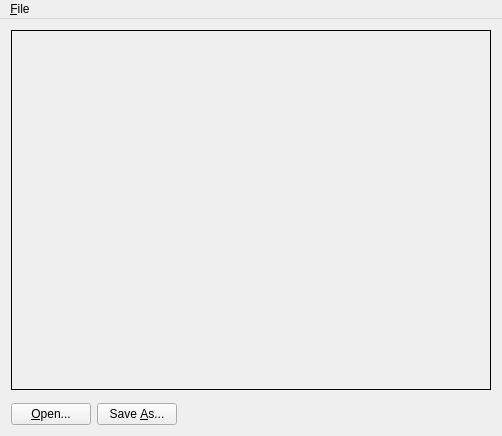
Before: the Qt Designer form GuetzliSimpleGUI/MainWindow.ui in till213/GuetzliImageIOPlugin, drawn with Qt 5.
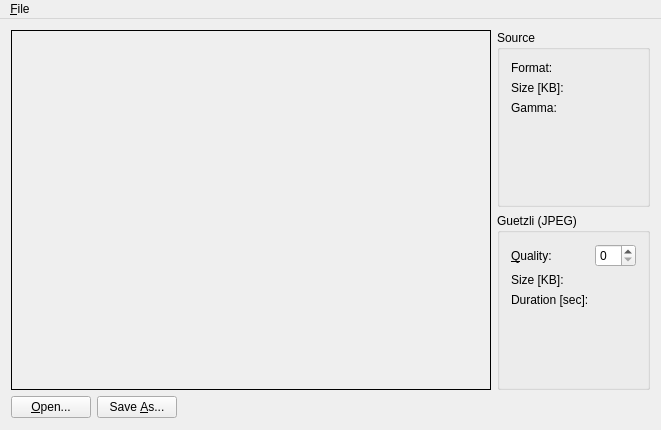
After: the same form once the commit is applied.

Commit message: Add additional GUI elements like source file size, target file size and the possibility to define the quality.

The edit to the form file:
```diff
--- a/GuetzliSimpleGUI/MainWindow.ui
+++ b/GuetzliSimpleGUI/MainWindow.ui
@@ -6,16 +6,16 @@
    <rect>
     <x>0</x>
     <y>0</y>
-    <width>498</width>
-    <height>436</height>
+    <width>642</width>
+    <height>430</height>
    </rect>
   </property>
   <property name="windowTitle">
    <string>MainWindow</string>
   </property>
   <widget class="QWidget" name="centralWidget">
-   <layout class="QGridLayout" name="gridLayout">
-    <item row="0" column="0">
+   <layout class="QGridLayout" name="gridLayout_3">
+    <item row="0" column="0" rowspan="2" colspan="2">
      <widget class="QLabel" name="imagePreviewLabel">
       <property name="sizePolicy">
        <sizepolicy hsizetype="Fixed" vsizetype="Fixed">
@@ -49,18 +49,106 @@
       </property>
      </widget>
     </item>
-    <item row="1" column="0">
-     <spacer name="verticalSpacer">
-      <property name="orientation">
-       <enum>Qt::Vertical</enum>
+    <item row="0" column="2">
+     <widget class="QGroupBox" name="groupBox">
+      <property name="title">
+       <string>Source</string>
       </property>
-      <property name="sizeHint" stdset="0">
-       <size>
-        <width>20</width>
-        <height>20</height>
-       </size>
+      <layout class="QFormLayout" name="formLayout_2">
+       <item row="0" column="0">
+        <widget class="QLabel" name="label">
+         <property name="text">
+          <string>Format:</string>
+         </property>
+        </widget>
+       </item>
+       <item row="0" column="1">
+        <widget class="QLabel" name="sourceFormatLabel">
+         <property name="text">
+          <string/>
+         </property>
+        </widget>
+       </item>
+       <item row="1" column="0">
+        <widget class="QLabel" name="label_2">
+         <property name="text">
+          <string>Size [KB]:</string>
+         </property>
+        </widget>
+       </item>
+       <item row="1" column="1">
+        <widget class="QLabel" name="sourceSizeLabel">
+         <property name="text">
+          <string/>
+         </property>
+        </widget>
+       </item>
+       <item row="2" column="0">
+        <widget class="QLabel" name="label_6">
+         <property name="text">
+          <string>Gamma:</string>
+         </property>
+        </widget>
+       </item>
+       <item row="2" column="1">
+        <widget class="QLabel" name="sourceGammaLabel">
+         <property name="text">
+          <string/>
+         </property>
+        </widget>
+       </item>
+      </layout>
+     </widget>
+    </item>
+    <item row="1" column="2">
+     <widget class="QGroupBox" name="groupBox_2">
+      <property name="title">
+       <string>Guetzli (JPEG)</string>
       </property>
-     </spacer>
+      <layout class="QFormLayout" name="formLayout">
+       <item row="0" column="0">
+        <widget class="QLabel" name="label_4">
+         <property name="text">
+          <string>&amp;Quality:</string>
+         </property>
+         <property name="buddy">
+          <cstring>qualitySpinBox</cstring>
+         </property>
+        </widget>
+       </item>
+       <item row="0" column="1">
+        <widget class="QSpinBox" name="qualitySpinBox"/>
+       </item>
+       <item row="1" column="0">
+        <widget class="QLabel" name="label_3">
+         <property name="text">
+          <string>Size [KB]:</string>
+         </property>
+        </widget>
+       </item>
+       <item row="1" column="1">
+        <widget class="QLabel" name="targetSizeLabel">
+         <property name="text">
+          <string/>
+         </property>
+        </widget>
+       </item>
+       <item row="2" column="0">
+        <widget class="QLabel" name="label_5">
+         <property name="text">
+          <string>Duration [sec]:</string>
+         </property>
+        </widget>
+       </item>
+       <item row="2" column="1">
+        <widget class="QLabel" name="durationLabel">
+         <property name="text">
+          <string/>
+         </property>
+        </widget>
+       </item>
+      </layout>
+     </widget>
     </item>
     <item row="2" column="0">
      <layout class="QHBoxLayout" name="horizontalLayout">
@@ -99,6 +187,19 @@
       </item>
      </layout>
     </item>
+    <item row="2" column="1">
+     <spacer name="verticalSpacer">
+      <property name="orientation">
+       <enum>Qt::Vertical</enum>
+      </property>
+      <property name="sizeHint" stdset="0">
+       <size>
+        <width>20</width>
+        <height>22</height>
+       </size>
+      </property>
+     </spacer>
+    </item>
    </layout>
   </widget>
   <widget class="QMenuBar" name="menuBar">
@@ -106,7 +207,7 @@
     <rect>
      <x>0</x>
      <y>0</y>
-     <width>498</width>
+     <width>642</width>
      <height>21</height>
     </rect>
    </property>
```
Left out of the diff: 6 changed lines with no effect on the pictures. The commit also changes 2 other files.
